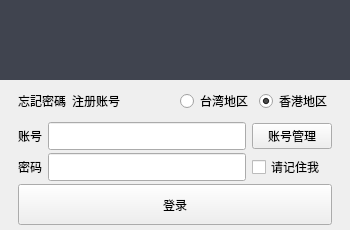
Qt form resources/ui/Ui_Login.ui (starmcc/qs-beanfun-5) before a commit.
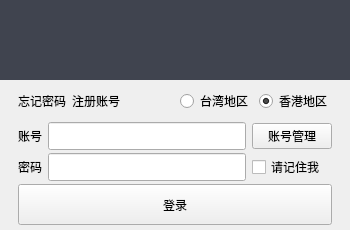
The same form after that commit.

What changed in the file:
```diff
--- a/resources/ui/Ui_Login.ui
+++ b/resources/ui/Ui_Login.ui
@@ -27,7 +27,7 @@
     <number>0</number>
    </property>
    <property name="bottomMargin">
-    <number>5</number>
+    <number>0</number>
    </property>
    <item>
     <widget class="QLabel" name="label_logoView">
@@ -59,6 +59,9 @@
      <property name="rightMargin">
       <number>18</number>
      </property>
+     <property name="bottomMargin">
+      <number>5</number>
+     </property>
      <item>
       <widget class="QWidget" name="widget_one" native="true">
        <layout class="QHBoxLayout" name="horizontalLayout_2">
@@ -80,7 +83,7 @@
            <string notr="true">QLabel {color:black;}QLabel:hover {color: #F57C00;}</string>
           </property>
           <property name="text">
-           <string>忘記密碼</string>
+           <string>忘记密码</string>
           </property>
          </widget>
         </item>
```
